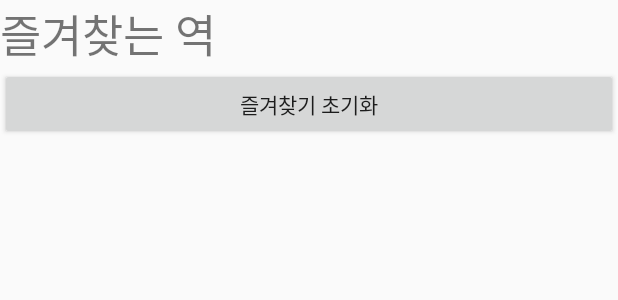
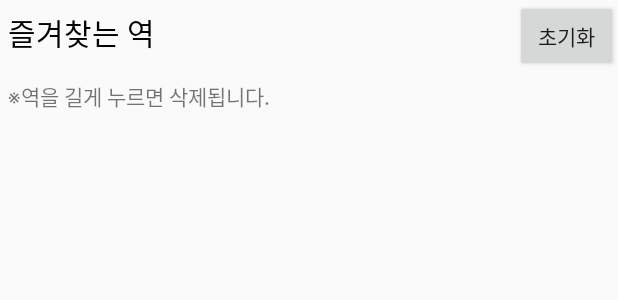
Before and after one commit to beom1995/QuickUnderRoute, an Android app: the layout favorites_layout.xml on its own in the app's theme, with its tools: preview values and no code run, on a phone screen of 412 x 824 dp. Shown: the top 300 px of the screen. Run offline under Robolectric (Android 15) with nearby library versions, the phone set to English and light mode, and no system bars.

Commit message:
즐겨찾기 삭제 버튼 구현

```diff
--- a/app/src/main/java/kr/ac/myungji/quickunderroute/activity/MainActivity.kt
+++ b/app/src/main/java/kr/ac/myungji/quickunderroute/activity/MainActivity.kt
@@ -72,6 +72,7 @@ class MainActivity : AppCompatActivity(), NavigationView.OnNavigationItemSelecte
             val editor = pref.edit()
             editor.putBoolean("isFirst", true)
             editor.putInt("num", 0)
+            editor.putInt("timeDelete",0)
             editor.commit()
         }
 
--- a/app/src/main/java/kr/ac/myungji/quickunderroute/activity/StationActivity.kt
+++ b/app/src/main/java/kr/ac/myungji/quickunderroute/activity/StationActivity.kt
@@ -308,8 +308,6 @@ class StationActivity : AppCompatActivity() {
 
             var num = pref.getInt("num",0)
             editor.putString("numST"+num, noText)
-
-
             Toast.makeText(this, "즐겨찾기 등록되었습니다.", Toast.LENGTH_SHORT).show()
             num++;
             editor.putInt("num",num++)
--- a/app/src/main/res/layout/favorites_layout.xml
+++ b/app/src/main/res/layout/favorites_layout.xml
@@ -5,22 +5,37 @@
     android:layout_height="match_parent"
     >
 
+    <LinearLayout
+        android:layout_width="match_parent"
+        android:layout_height="wrap_content"
+        android:orientation="horizontal">
+        <TextView
+            android:layout_width="0dp"
+            android:layout_weight="5"
+            android:layout_height="wrap_content"
+            android:id="@+id/textView1"
+            android:text="즐겨찾는 역"
+            android:textSize="20dp"
+            android:textColor="@color/black"
+            android:padding="5dp"/>
+        <Button
+            android:layout_width="0dp"
+            android:layout_weight="1"
+            android:layout_height="wrap_content"
+            android:text="초기화"
+            android:id="@+id/btnInit"/>
+
+    </LinearLayout>
     <TextView
         android:layout_width="match_parent"
         android:layout_height="wrap_content"
-        android:id="@+id/textView1"
-        android:text="즐겨찾는 역"
-        android:textSize="30dp"/>
-
-    <Button
-        android:layout_width="match_parent"
-        android:layout_height="wrap_content"
-        android:text="즐겨찾기 초기화"
-        android:id="@+id/btnInit"/>
+        android:padding="5dp"
+        android:text="※역을 길게 누르면 삭제됩니다."/>
 
     <ListView
         android:layout_width="match_parent"
         android:layout_height="wrap_content"
-        android:id="@+id/listview1"/>
+        android:id="@+id/listview1"
+        android:choiceMode="singleChoice"/>
 
 </LinearLayout>
```
Also changed, not shown: app/src/main/java/kr/ac/myungji/quickunderroute/List/ListViewAdapter.java (deleted, +0 -69 lines), app/src/main/java/kr/ac/myungji/quickunderroute/List/ListViewItem.java (deleted, +0 -13 lines), app/src/main/java/kr/ac/myungji/quickunderroute/activity/FavoritesActivity.java (+64 -21 lines), app/src/main/res/layout/listview_item.xml (deleted, +0 -15 lines).
